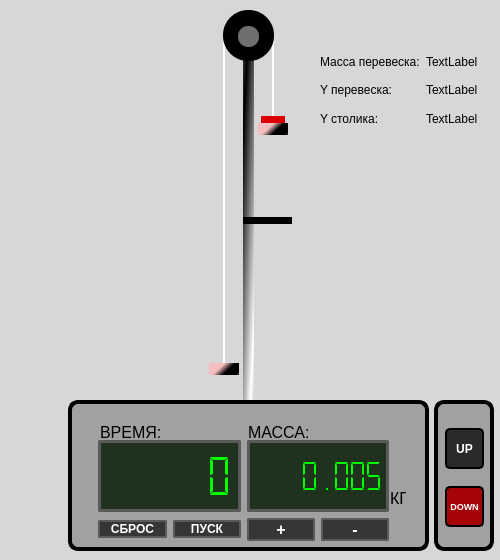
This is mainwindow.ui in Codemaestro-Dmitry/Atwood_machine as Qt 5 draws it before an edit. The edited form follows.
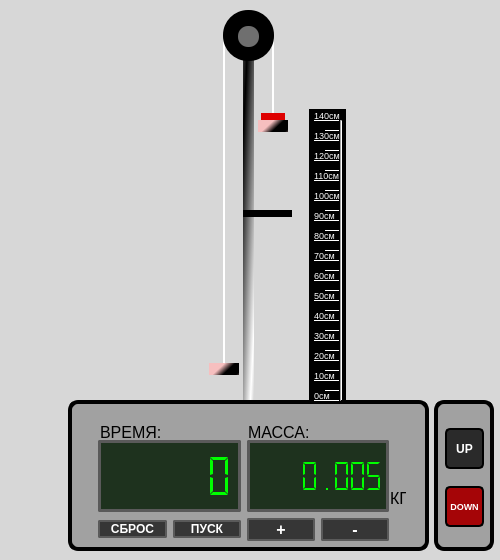
This is the edited form.

```diff
--- a/mainwindow.ui
+++ b/mainwindow.ui
@@ -10,6 +10,11 @@
     <height>560</height>
    </rect>
   </property>
+  <property name="font">
+   <font>
+    <pointsize>7</pointsize>
+   </font>
+  </property>
   <property name="windowTitle">
    <string>MainWindow</string>
   </property>
@@ -100,7 +105,10 @@
 #oskolesa{
 	background-color: rgb(111, 111, 111);
 	border-radius:10px;
+}
 
+#lineyka{
+	background-color: rgb(0, 0, 0);
 }</string>
   </property>
   <widget class="QWidget" name="centralwidget">
@@ -197,6 +205,9 @@
          <property name="text">
           <string>СБРОС</string>
          </property>
+         <property name="default">
+          <bool>false</bool>
+         </property>
         </widget>
        </item>
        <item>
@@ -366,7 +377,7 @@
     <property name="geometry">
      <rect>
       <x>258</x>
-      <y>123</y>
+      <y>120</y>
       <width>30</width>
       <height>12</height>
      </rect>
@@ -392,7 +403,7 @@
     <property name="geometry">
      <rect>
       <x>261</x>
-      <y>116</y>
+      <y>113</y>
       <width>24</width>
       <height>7</height>
      </rect>
@@ -473,7 +484,7 @@
     <property name="geometry">
      <rect>
       <x>243</x>
-      <y>217</y>
+      <y>210</y>
       <width>49</width>
       <height>7</height>
      </rect>
@@ -495,63 +506,729 @@
      <string/>
     </property>
    </widget>
-   <widget class="QWidget" name="gridLayoutWidget_2">
+   <widget class="Line" name="line">
     <property name="geometry">
      <rect>
-      <x>320</x>
-      <y>50</y>
-      <width>160</width>
-      <height>80</height>
+      <x>314</x>
+      <y>240</y>
+      <width>26</width>
+      <height>1</height>
      </rect>
     </property>
-    <layout class="QGridLayout" name="gridLayout_2">
-     <item row="1" column="0">
-      <widget class="QLabel" name="label">
-       <property name="text">
-        <string>Y перевеска:</string>
-       </property>
-      </widget>
-     </item>
-     <item row="0" column="0">
-      <widget class="QLabel" name="valuehei">
-       <property name="text">
-        <string>Масса перевеска:</string>
-       </property>
-      </widget>
-     </item>
-     <item row="2" column="0">
-      <widget class="QLabel" name="label_2">
-       <property name="text">
-        <string>Y столика: </string>
-       </property>
-      </widget>
-     </item>
-     <item row="0" column="1">
-      <widget class="QLabel" name="label_mass_pereves">
-       <property name="text">
-        <string>TextLabel</string>
-       </property>
-      </widget>
-     </item>
-     <item row="1" column="1">
-      <widget class="QLabel" name="label_y_pereves">
-       <property name="text">
-        <string>TextLabel</string>
-       </property>
-      </widget>
-     </item>
-     <item row="2" column="1">
-      <widget class="QLabel" name="label_y_platform">
-       <property name="text">
-        <string>TextLabel</string>
-       </property>
-      </widget>
-     </item>
-    </layout>
+    <property name="orientation">
+     <enum>Qt::Orientation::Horizontal</enum>
+    </property>
    </widget>
+   <widget class="QLabel" name="lineyka">
+    <property name="geometry">
+     <rect>
+      <x>309</x>
+      <y>109</y>
+      <width>37</width>
+      <height>293</height>
+     </rect>
+    </property>
+    <property name="text">
+     <string/>
+    </property>
+   </widget>
+   <widget class="Line" name="line_2">
+    <property name="geometry">
+     <rect>
+      <x>325</x>
+      <y>250</y>
+      <width>15</width>
+      <height>1</height>
+     </rect>
+    </property>
+    <property name="orientation">
+     <enum>Qt::Orientation::Horizontal</enum>
+    </property>
+   </widget>
+   <widget class="Line" name="line_3">
+    <property name="geometry">
+     <rect>
+      <x>314</x>
+      <y>260</y>
+      <width>26</width>
+      <height>1</height>
+     </rect>
+    </property>
+    <property name="orientation">
+     <enum>Qt::Orientation::Horizontal</enum>
+    </property>
+   </widget>
+   <widget class="Line" name="line_4">
+    <property name="geometry">
+     <rect>
+      <x>325</x>
+      <y>270</y>
+      <width>15</width>
+      <height>1</height>
+     </rect>
+    </property>
+    <property name="orientation">
+     <enum>Qt::Orientation::Horizontal</enum>
+    </property>
+   </widget>
+   <widget class="Line" name="line_5">
+    <property name="geometry">
+     <rect>
+      <x>314</x>
+      <y>280</y>
+      <width>26</width>
+      <height>1</height>
+     </rect>
+    </property>
+    <property name="orientation">
+     <enum>Qt::Orientation::Horizontal</enum>
+    </property>
+   </widget>
+   <widget class="Line" name="line_6">
+    <property name="geometry">
+     <rect>
+      <x>325</x>
+      <y>290</y>
+      <width>15</width>
+      <height>1</height>
+     </rect>
+    </property>
+    <property name="orientation">
+     <enum>Qt::Orientation::Horizontal</enum>
+    </property>
+   </widget>
+   <widget class="Line" name="line_7">
+    <property name="geometry">
+     <rect>
+      <x>314</x>
+      <y>300</y>
+      <width>26</width>
+      <height>1</height>
+     </rect>
+    </property>
+    <property name="orientation">
+     <enum>Qt::Orientation::Horizontal</enum>
+    </property>
+   </widget>
+   <widget class="Line" name="line_8">
+    <property name="geometry">
+     <rect>
+      <x>325</x>
+      <y>310</y>
+      <width>15</width>
+      <height>1</height>
+     </rect>
+    </property>
+    <property name="orientation">
+     <enum>Qt::Orientation::Horizontal</enum>
+    </property>
+   </widget>
+   <widget class="Line" name="line_9">
+    <property name="geometry">
+     <rect>
+      <x>314</x>
+      <y>320</y>
+      <width>26</width>
+      <height>1</height>
+     </rect>
+    </property>
+    <property name="orientation">
+     <enum>Qt::Orientation::Horizontal</enum>
+    </property>
+   </widget>
+   <widget class="Line" name="line_10">
+    <property name="geometry">
+     <rect>
+      <x>325</x>
+      <y>330</y>
+      <width>15</width>
+      <height>1</height>
+     </rect>
+    </property>
+    <property name="orientation">
+     <enum>Qt::Orientation::Horizontal</enum>
+    </property>
+   </widget>
+   <widget class="Line" name="line_11">
+    <property name="geometry">
+     <rect>
+      <x>314</x>
+      <y>340</y>
+      <width>26</width>
+      <height>1</height>
+     </rect>
+    </property>
+    <property name="orientation">
+     <enum>Qt::Orientation::Horizontal</enum>
+    </property>
+   </widget>
+   <widget class="Line" name="line_12">
+    <property name="geometry">
+     <rect>
+      <x>325</x>
+      <y>350</y>
+      <width>15</width>
+      <height>1</height>
+     </rect>
+    </property>
+    <property name="orientation">
+     <enum>Qt::Orientation::Horizontal</enum>
+    </property>
+   </widget>
+   <widget class="Line" name="line_13">
+    <property name="geometry">
+     <rect>
+      <x>325</x>
+      <y>370</y>
+      <width>15</width>
+      <height>1</height>
+     </rect>
+    </property>
+    <property name="orientation">
+     <enum>Qt::Orientation::Horizontal</enum>
+    </property>
+   </widget>
+   <widget class="Line" name="line_14">
+    <property name="geometry">
+     <rect>
+      <x>314</x>
+      <y>360</y>
+      <width>26</width>
+      <height>1</height>
+     </rect>
+    </property>
+    <property name="orientation">
+     <enum>Qt::Orientation::Horizontal</enum>
+    </property>
+   </widget>
+   <widget class="Line" name="line_15">
+    <property name="geometry">
+     <rect>
+      <x>314</x>
+      <y>380</y>
+      <width>26</width>
+      <height>1</height>
+     </rect>
+    </property>
+    <property name="orientation">
+     <enum>Qt::Orientation::Horizontal</enum>
+    </property>
+   </widget>
+   <widget class="Line" name="line_16">
+    <property name="geometry">
+     <rect>
+      <x>325</x>
+      <y>390</y>
+      <width>15</width>
+      <height>1</height>
+     </rect>
+    </property>
+    <property name="orientation">
+     <enum>Qt::Orientation::Horizontal</enum>
+    </property>
+   </widget>
+   <widget class="Line" name="line_17">
+    <property name="geometry">
+     <rect>
+      <x>325</x>
+      <y>230</y>
+      <width>15</width>
+      <height>1</height>
+     </rect>
+    </property>
+    <property name="orientation">
+     <enum>Qt::Orientation::Horizontal</enum>
+    </property>
+   </widget>
+   <widget class="Line" name="line_18">
+    <property name="geometry">
+     <rect>
+      <x>314</x>
+      <y>400</y>
+      <width>26</width>
+      <height>1</height>
+     </rect>
+    </property>
+    <property name="orientation">
+     <enum>Qt::Orientation::Horizontal</enum>
+    </property>
+   </widget>
+   <widget class="Line" name="line_19">
+    <property name="geometry">
+     <rect>
+      <x>314</x>
+      <y>220</y>
+      <width>26</width>
+      <height>1</height>
+     </rect>
+    </property>
+    <property name="orientation">
+     <enum>Qt::Orientation::Horizontal</enum>
+    </property>
+   </widget>
+   <widget class="Line" name="line_20">
+    <property name="geometry">
+     <rect>
+      <x>325</x>
+      <y>210</y>
+      <width>15</width>
+      <height>1</height>
+     </rect>
+    </property>
+    <property name="orientation">
+     <enum>Qt::Orientation::Horizontal</enum>
+    </property>
+   </widget>
+   <widget class="Line" name="line_21">
+    <property name="geometry">
+     <rect>
+      <x>314</x>
+      <y>200</y>
+      <width>26</width>
+      <height>1</height>
+     </rect>
+    </property>
+    <property name="orientation">
+     <enum>Qt::Orientation::Horizontal</enum>
+    </property>
+   </widget>
+   <widget class="Line" name="line_22">
+    <property name="geometry">
+     <rect>
+      <x>325</x>
+      <y>190</y>
+      <width>15</width>
+      <height>1</height>
+     </rect>
+    </property>
+    <property name="orientation">
+     <enum>Qt::Orientation::Horizontal</enum>
+    </property>
+   </widget>
+   <widget class="Line" name="line_23">
+    <property name="geometry">
+     <rect>
+      <x>314</x>
+      <y>180</y>
+      <width>26</width>
+      <height>1</height>
+     </rect>
+    </property>
+    <property name="orientation">
+     <enum>Qt::Orientation::Horizontal</enum>
+    </property>
+   </widget>
+   <widget class="Line" name="line_24">
+    <property name="geometry">
+     <rect>
+      <x>325</x>
+      <y>170</y>
+      <width>15</width>
+      <height>1</height>
+     </rect>
+    </property>
+    <property name="orientation">
+     <enum>Qt::Orientation::Horizontal</enum>
+    </property>
+   </widget>
+   <widget class="Line" name="line_25">
+    <property name="geometry">
+     <rect>
+      <x>314</x>
+      <y>160</y>
+      <width>26</width>
+      <height>1</height>
+     </rect>
+    </property>
+    <property name="orientation">
+     <enum>Qt::Orientation::Horizontal</enum>
+    </property>
+   </widget>
+   <widget class="Line" name="line_26">
+    <property name="geometry">
+     <rect>
+      <x>325</x>
+      <y>150</y>
+      <width>15</width>
+      <height>1</height>
+     </rect>
+    </property>
+    <property name="orientation">
+     <enum>Qt::Orientation::Horizontal</enum>
+    </property>
+   </widget>
+   <widget class="Line" name="line_27">
+    <property name="geometry">
+     <rect>
+      <x>314</x>
+      <y>140</y>
+      <width>26</width>
+      <height>1</height>
+     </rect>
+    </property>
+    <property name="orientation">
+     <enum>Qt::Orientation::Horizontal</enum>
+    </property>
+   </widget>
+   <widget class="Line" name="line_28">
+    <property name="geometry">
+     <rect>
+      <x>325</x>
+      <y>130</y>
+      <width>15</width>
+      <height>1</height>
+     </rect>
+    </property>
+    <property name="orientation">
+     <enum>Qt::Orientation::Horizontal</enum>
+    </property>
+   </widget>
+   <widget class="Line" name="line_29">
+    <property name="geometry">
+     <rect>
+      <x>314</x>
+      <y>120</y>
+      <width>26</width>
+      <height>1</height>
+     </rect>
+    </property>
+    <property name="orientation">
+     <enum>Qt::Orientation::Horizontal</enum>
+    </property>
+   </widget>
+   <widget class="QLabel" name="label">
+    <property name="geometry">
+     <rect>
+      <x>314</x>
+      <y>387</y>
+      <width>21</width>
+      <height>16</height>
+     </rect>
+    </property>
+    <property name="font">
+     <font>
+      <pointsize>7</pointsize>
+     </font>
+    </property>
+    <property name="styleSheet">
+     <string notr="true">color: rgb(255, 255, 255);</string>
+    </property>
+    <property name="text">
+     <string>0см</string>
+    </property>
+   </widget>
+   <widget class="QLabel" name="label_2">
+    <property name="geometry">
+     <rect>
+      <x>314</x>
+      <y>107</y>
+      <width>31</width>
+      <height>16</height>
+     </rect>
+    </property>
+    <property name="font">
+     <font>
+      <pointsize>7</pointsize>
+     </font>
+    </property>
+    <property name="styleSheet">
+     <string notr="true">color: rgb(255, 255, 255);</string>
+    </property>
+    <property name="text">
+     <string>140см</string>
+    </property>
+   </widget>
+   <widget class="QLabel" name="label_3">
+    <property name="geometry">
+     <rect>
+      <x>314</x>
+      <y>369</y>
+      <width>37</width>
+      <height>12</height>
+     </rect>
+    </property>
+    <property name="font">
+     <font>
+      <pointsize>7</pointsize>
+     </font>
+    </property>
+    <property name="styleSheet">
+     <string notr="true">color: rgb(255, 255, 255);</string>
+    </property>
+    <property name="text">
+     <string>10см</string>
+    </property>
+   </widget>
+   <widget class="QLabel" name="label_4">
+    <property name="geometry">
+     <rect>
+      <x>314</x>
+      <y>349</y>
+      <width>37</width>
+      <height>12</height>
+     </rect>
+    </property>
+    <property name="font">
+     <font>
+      <pointsize>7</pointsize>
+     </font>
+    </property>
+    <property name="styleSheet">
+     <string notr="true">color: rgb(255, 255, 255);</string>
+    </property>
+    <property name="text">
+     <string>20см</string>
+    </property>
+   </widget>
+   <widget class="QLabel" name="label_5">
+    <property name="geometry">
+     <rect>
+      <x>314</x>
+      <y>329</y>
+      <width>37</width>
+      <height>12</height>
+     </rect>
+    </property>
+    <property name="font">
+     <font>
+      <pointsize>7</pointsize>
+     </font>
+    </property>
+    <property name="styleSheet">
+     <string notr="true">color: rgb(255, 255, 255);</string>
+    </property>
+    <property name="text">
+     <string>30см</string>
+    </property>
+   </widget>
+   <widget class="QLabel" name="label_6">
+    <property name="geometry">
+     <rect>
+      <x>314</x>
+      <y>309</y>
+      <width>37</width>
+      <height>12</height>
+     </rect>
+    </property>
+    <property name="font">
+     <font>
+      <pointsize>7</pointsize>
+     </font>
+    </property>
+    <property name="styleSheet">
+     <string notr="true">color: rgb(255, 255, 255);</string>
+    </property>
+    <property name="text">
+     <string>40см</string>
+    </property>
+   </widget>
+   <widget class="QLabel" name="label_7">
+    <property name="geometry">
+     <rect>
+      <x>314</x>
+      <y>289</y>
+      <width>37</width>
+      <height>12</height>
+     </rect>
+    </property>
+    <property name="font">
+     <font>
+      <pointsize>7</pointsize>
+     </font>
+    </property>
+    <property name="styleSheet">
+     <string notr="true">color: rgb(255, 255, 255);</string>
+    </property>
+    <property name="text">
+     <string>50см</string>
+    </property>
+   </widget>
+   <widget class="QLabel" name="label_8">
+    <property name="geometry">
+     <rect>
+      <x>314</x>
+      <y>269</y>
+      <width>37</width>
+      <height>12</height>
+     </rect>
+    </property>
+    <property name="font">
+     <font>
+      <pointsize>7</pointsize>
+     </font>
+    </property>
+    <property name="styleSheet">
+     <string notr="true">color: rgb(255, 255, 255);</string>
+    </property>
+    <property name="text">
+     <string>60см</string>
+    </property>
+   </widget>
+   <widget class="QLabel" name="label_9">
+    <property name="geometry">
+     <rect>
+      <x>314</x>
+      <y>249</y>
+      <width>37</width>
+      <height>12</height>
+     </rect>
+    </property>
+    <property name="font">
+     <font>
+      <pointsize>7</pointsize>
+     </font>
+    </property>
+    <property name="styleSheet">
+     <string notr="true">color: rgb(255, 255, 255);</string>
+    </property>
+    <property name="text">
+     <string>70см</string>
+    </property>
+   </widget>
+   <widget class="QLabel" name="label_10">
+    <property name="geometry">
+     <rect>
+      <x>314</x>
+      <y>229</y>
+      <width>37</width>
+      <height>12</height>
+     </rect>
+    </property>
+    <property name="font">
+     <font>
+      <pointsize>7</pointsize>
+     </font>
+    </property>
+    <property name="styleSheet">
+     <string notr="true">color: rgb(255, 255, 255);</string>
+    </property>
+    <property name="text">
+     <string>80см</string>
+    </property>
+   </widget>
+   <widget class="QLabel" name="label_11">
+    <property name="geometry">
+     <rect>
+      <x>314</x>
+      <y>209</y>
+      <width>37</width>
+      <height>12</height>
+     </rect>
+    </property>
+    <property name="font">
+     <font>
+      <pointsize>7</pointsize>
+     </font>
+    </property>
+    <property name="styleSheet">
+     <string notr="true">color: rgb(255, 255, 255);</string>
+    </property>
+    <property name="text">
+     <string>90см</string>
+    </property>
+   </widget>
+   <widget class="QLabel" name="label_12">
+    <property name="geometry">
+     <rect>
+      <x>314</x>
+      <y>189</y>
+      <width>37</width>
+      <height>12</height>
+     </rect>
+    </property>
+    <property name="font">
+     <font>
+      <pointsize>7</pointsize>
+     </font>
+    </property>
+    <property name="styleSheet">
+     <string notr="true">color: rgb(255, 255, 255);</string>
+    </property>
+    <property name="text">
+     <string>100см</string>
+    </property>
+   </widget>
+   <widget class="QLabel" name="label_13">
+    <property name="geometry">
+     <rect>
+      <x>314</x>
+      <y>169</y>
+      <width>37</width>
+      <height>12</height>
+     </rect>
+    </property>
+    <property name="font">
+     <font>
+      <pointsize>7</pointsize>
+     </font>
+    </property>
+    <property name="styleSheet">
+     <string notr="true">color: rgb(255, 255, 255);</string>
+    </property>
+    <property name="text">
+     <string>110см</string>
+    </property>
+   </widget>
+   <widget class="QLabel" name="label_14">
+    <property name="geometry">
+     <rect>
+      <x>314</x>
+      <y>149</y>
+      <width>37</width>
+      <height>12</height>
+     </rect>
+    </property>
+    <property name="font">
+     <font>
+      <pointsize>7</pointsize>
+     </font>
+    </property>
+    <property name="styleSheet">
+     <string notr="true">color: rgb(255, 255, 255);</string>
+    </property>
+    <property name="text">
+     <string>120см</string>
+    </property>
+   </widget>
+   <widget class="QLabel" name="label_15">
+    <property name="geometry">
+     <rect>
+      <x>314</x>
+      <y>129</y>
+      <width>37</width>
+      <height>12</height>
+     </rect>
+    </property>
+    <property name="font">
+     <font>
+      <pointsize>7</pointsize>
+     </font>
+    </property>
+    <property name="styleSheet">
+     <string notr="true">color: rgb(255, 255, 255);</string>
+    </property>
+    <property name="text">
+     <string>130см</string>
+    </property>
+   </widget>
+   <widget class="Line" name="line_30">
+    <property name="geometry">
+     <rect>
+      <x>340</x>
+      <y>120</y>
+      <width>3</width>
+      <height>281</height>
+     </rect>
+    </property>
+    <property name="orientation">
+     <enum>Qt::Orientation::Vertical</enum>
+    </property>
+   </widget>
+   <zorder>lineyka</zorder>
+   <zorder>still_label</zorder>
+   <zorder>line</zorder>
    <zorder>bich_1_label</zorder>
    <zorder>bich_2_label</zorder>
-   <zorder>still_label</zorder>
    <zorder>podstavka</zorder>
    <zorder>time_label</zorder>
    <zorder>massa_label</zorder>
@@ -566,7 +1243,50 @@
    <zorder>button_down</zorder>
    <zorder>stoper</zorder>
    <zorder>oskolesa</zorder>
-   <zorder>gridLayoutWidget_2</zorder>
+   <zorder>line_2</zorder>
+   <zorder>line_3</zorder>
+   <zorder>line_4</zorder>
+   <zorder>line_5</zorder>
+   <zorder>line_6</zorder>
+   <zorder>line_7</zorder>
+   <zorder>line_8</zorder>
+   <zorder>line_9</zorder>
+   <zorder>line_10</zorder>
+   <zorder>line_11</zorder>
+   <zorder>line_12</zorder>
+   <zorder>line_13</zorder>
+   <zorder>line_14</zorder>
+   <zorder>line_15</zorder>
+   <zorder>line_16</zorder>
+   <zorder>line_17</zorder>
+   <zorder>line_18</zorder>
+   <zorder>line_19</zorder>
+   <zorder>line_20</zorder>
+   <zorder>line_21</zorder>
+   <zorder>line_22</zorder>
+   <zorder>line_23</zorder>
+   <zorder>line_24</zorder>
+   <zorder>line_25</zorder>
+   <zorder>line_26</zorder>
+   <zorder>line_27</zorder>
+   <zorder>line_28</zorder>
+   <zorder>line_29</zorder>
+   <zorder>label</zorder>
+   <zorder>label_2</zorder>
+   <zorder>label_3</zorder>
+   <zorder>label_4</zorder>
+   <zorder>label_5</zorder>
+   <zorder>label_6</zorder>
+   <zorder>label_7</zorder>
+   <zorder>label_8</zorder>
+   <zorder>label_9</zorder>
+   <zorder>label_10</zorder>
+   <zorder>label_11</zorder>
+   <zorder>label_12</zorder>
+   <zorder>label_13</zorder>
+   <zorder>label_14</zorder>
+   <zorder>label_15</zorder>
+   <zorder>line_30</zorder>
   </widget>
  </widget>
  <resources/>
```
